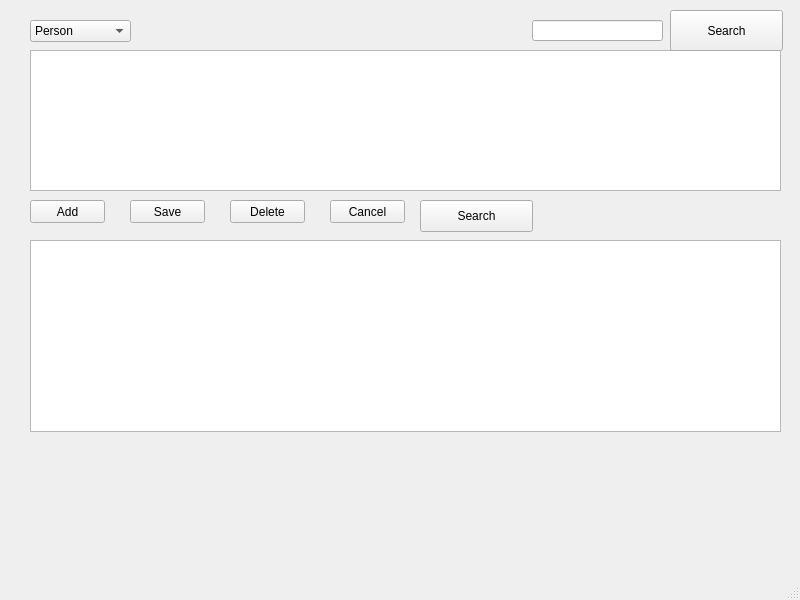
Old version of the form gui.ui in the repository annakrih/T113VLN1-3.
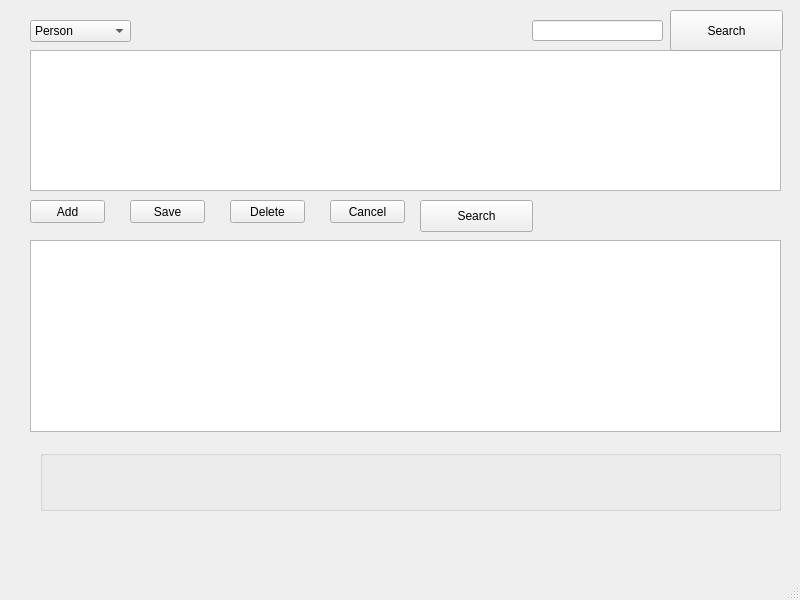
New version of the form.

Patch:
```diff
--- a/gui.ui
+++ b/gui.ui
@@ -154,6 +154,23 @@
      </rect>
     </property>
    </widget>
+   <widget class="QGroupBox" name="groupBox">
+    <property name="geometry">
+     <rect>
+      <x>40</x>
+      <y>450</y>
+      <width>741</width>
+      <height>61</height>
+     </rect>
+    </property>
+    <property name="title">
+     <string/>
+    </property>
+    <zorder>personAddEdit</zorder>
+    <zorder>savePerson</zorder>
+    <zorder>deletePerson</zorder>
+    <zorder>peopleRevert</zorder>
+   </widget>
   </widget>
   <widget class="QMenuBar" name="menubar">
    <property name="geometry">
```
Left out of the diff: 2 changed lines with no effect on the pictures.
